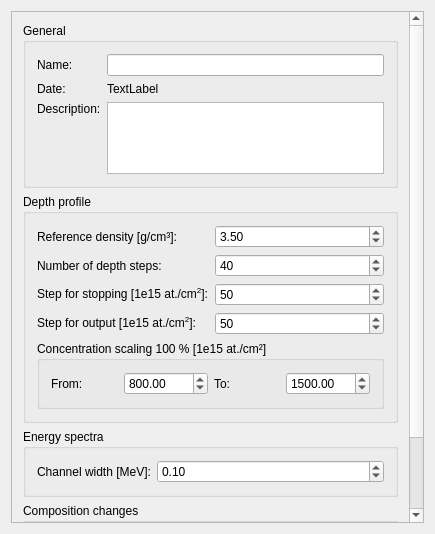
This is ui_files/ui_profile_settings_tab.ui in JYU-IBA/potku as Qt 5 draws it before an edit. The edited form follows.
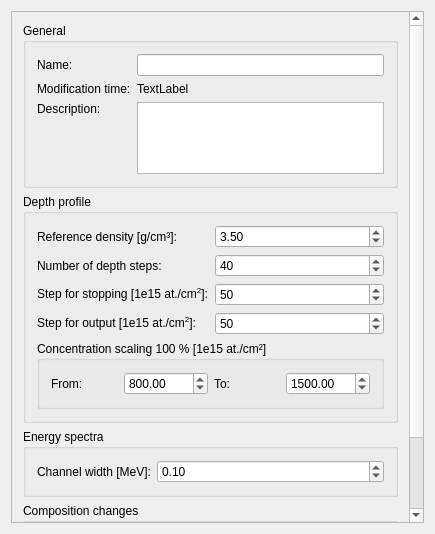
This is the edited form.

Commit message: Changed the name of the modification time from date to modification time in the settings dialogs. Profile modification time is shown.

What changed in the file:
```diff
--- a/ui_files/ui_profile_settings_tab.ui
+++ b/ui_files/ui_profile_settings_tab.ui
@@ -86,7 +86,7 @@
               <item row="1" column="0">
                <widget class="QLabel" name="label_33">
                 <property name="text">
-                 <string>Date:</string>
+                 <string>Modification time:</string>
                 </property>
                </widget>
               </item>
```
Left out of the diff: 2 changed lines with no effect on the pictures. The commit also changes 7 other files.
